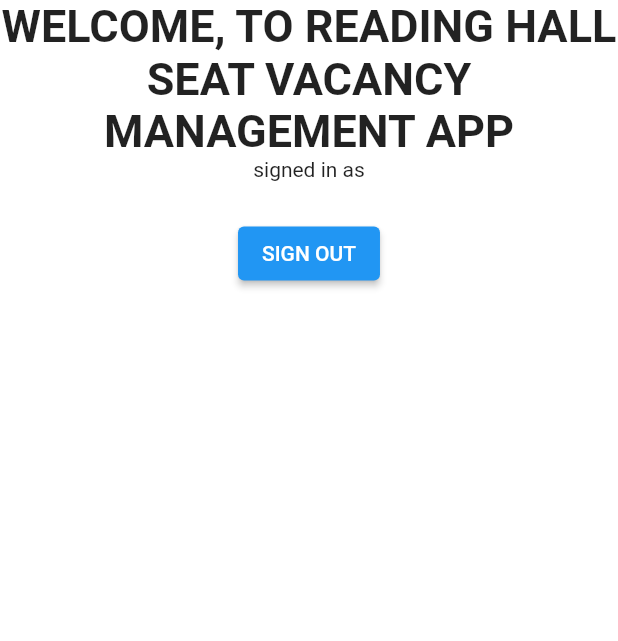
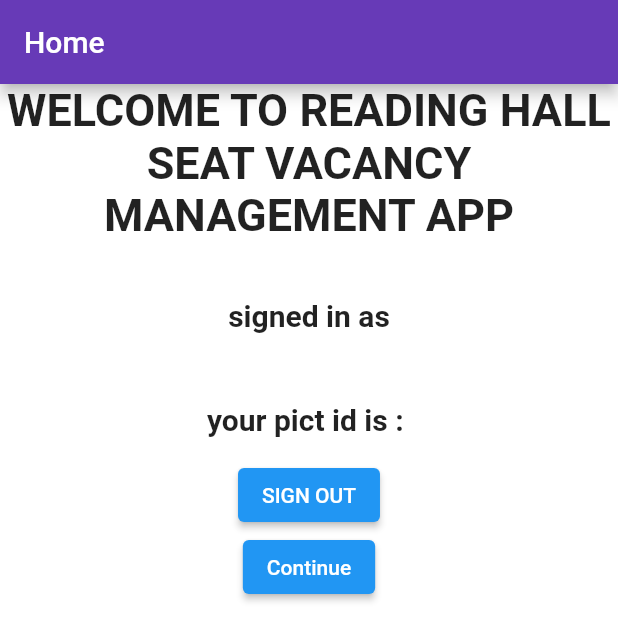
Before and after one commit to tanayduddalwar/PBL-Project, a Flutter app: the screen it shows once a user with an empty profile is signed in, on a phone screen of 412 x 824 dp. Shown: the top 641 px of the screen. Run offline on Flutter 3.47's test engine with Material 2 defaults, Android fonts, the phone set to English and light mode, and no system bars; our stand-ins replace cloud_firestore, email_validator, firebase_auth, firebase_core, fluttertoast; accounts and stored records are empty.

Commit message:
Update home.dart

```diff
--- a/rhvacancy/lib/screens/home/home.dart
+++ b/rhvacancy/lib/screens/home/home.dart
@@ -1,49 +1,108 @@
+import 'dart:async';
+import 'package:provider/provider.dart';
+import 'package:cloud_firestore/cloud_firestore.dart';
 import 'package:firebase_auth/firebase_auth.dart';
+import 'package:flutter/cupertino.dart';
 import 'package:flutter/material.dart';
+import 'package:rhvacancy/models/user.dart';
 import 'package:rhvacancy/screens/authenticate/sign_in.dart';
-// import 'package:rhvacancy/services/auth.dart';
+import "package:rhvacancy/screens/vacancy.dart";
 
-class Home extends StatelessWidget {
-  // final AuthService _auth = AuthService();
-  final user = FirebaseAuth.instance.currentUser!;
+class Home extends StatefulWidget {
+  @override
+  State<Home> createState() => _HomeState();
+}
+
+class _HomeState extends State<Home> {
+  UserModel userModel = UserModel();
+  User? user = FirebaseAuth.instance.currentUser;
+
+  @override
+  void initState() {
+    super.initState();
+    FirebaseFirestore.instance
+        .collection('UserModel')
+        .doc((user!.uid))
+        .get()
+        .then((value) {
+      this.userModel = UserModel.fromMap(value.data());
+      setState(() {});
+    });
+  }
 
   @override
   Widget build(BuildContext context) {
     return Scaffold(
-      body: Center(
+        appBar: AppBar(
+          title: Text(
+            'Home',
+            textAlign: TextAlign.center,
+          ),
+          automaticallyImplyLeading: false,
+          backgroundColor: Colors.deepPurple,
+        ),
+        body: Expanded(
+          child: Center(
             child: Container(
               color: Colors.white,
               child: Column(
                 children: [
                   Text(
-                "WELCOME, TO READING HALL SEAT VACANCY MANAGEMENT APP",
+                    "WELCOME TO READING HALL SEAT VACANCY MANAGEMENT APP",
                     style: TextStyle(
                       fontSize: 30,
                       fontWeight: FontWeight.bold,
                     ),
                     textAlign: TextAlign.center,
                   ),
-              const Text('signed in as'),
-              SizedBox(height: 8),
-              Text(
-                user.email!,
+                  Text("${userModel.firstname} ${userModel.lastname}",
+                      style: TextStyle(
+                        fontSize: 20,
+                      )),
+                  SizedBox(height: 15),
+                  const Text(
+                    'signed in as',
+                    style: TextStyle(fontSize: 20, fontWeight: FontWeight.bold),
+                    textAlign: TextAlign.center,
                   ),
+                  SizedBox(height: 15),
+                  Text('${userModel.email}'),
+                  SizedBox(
+                    height: 15,
+                  ),
+                  Text('your pict id is : ${userModel.pictid}',
+                      style:
+                          TextStyle(fontSize: 20, fontWeight: FontWeight.bold)),
+                  SizedBox(
+                    height: 15,
+                  ),
+
                   // Image.asset("assets/images/reading-logo-5.jpg"),
                   ElevatedButton(
                     onPressed: () async {
                       FirebaseAuth.instance.signOut().then(
                         (value) {
-                      Navigator.push(context,
-                          MaterialPageRoute(builder: (context) => SignIn()));
+                          Navigator.push(
+                              context,
+                              MaterialPageRoute(
+                                  builder: (context) => SignIn()));
                         },
                       );
                     },
                     child: Text("SIGN OUT"),
                   ),
+                  ElevatedButton(
+                      onPressed: () {
+                        Navigator.push(
+                            context,
+                            MaterialPageRoute(
+                                builder: (context) => RandomNumberPage()));
+                      },
+                      child: Text("Continue"))
                 ],
               ),
             ),
           ),
-    );
+        ));
   }
 }
```
Lines whose indentation alone changed are shown as unchanged.
